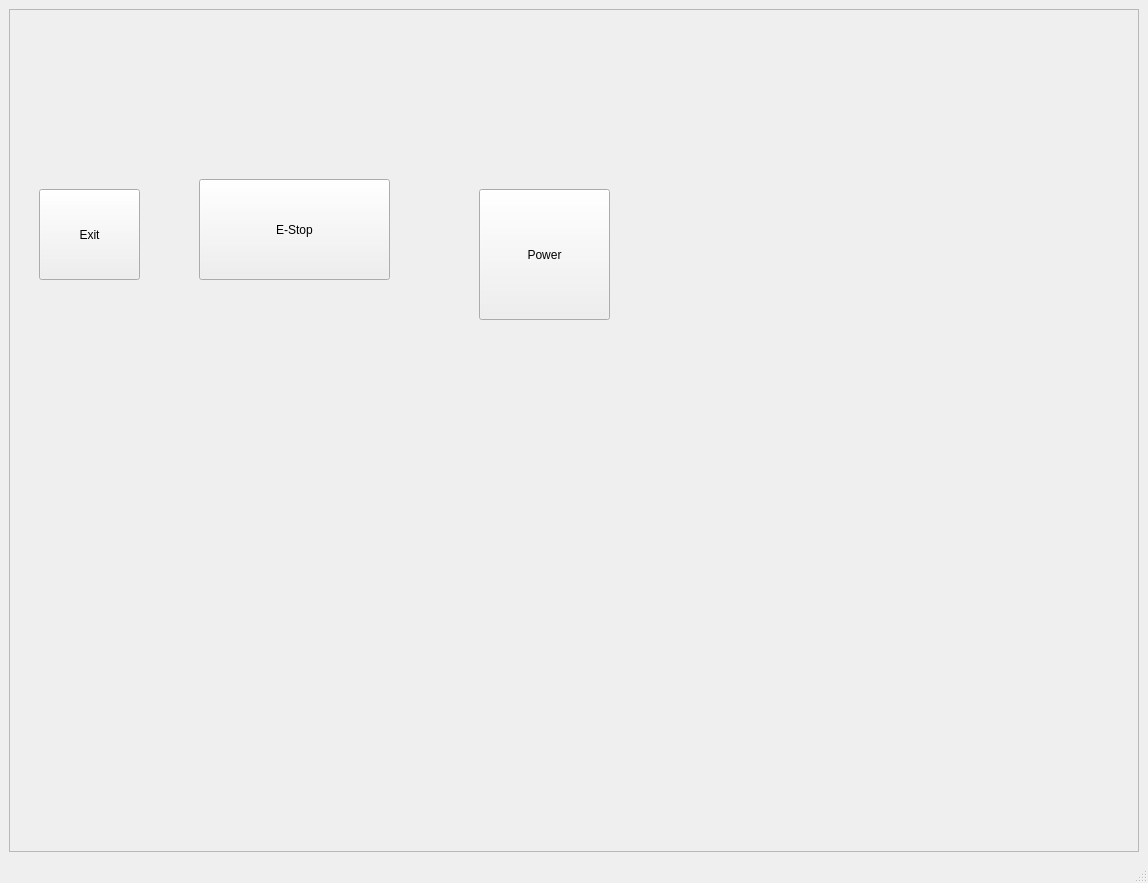
Old version of the form cnm/ui/mainwindow.ui in the repository controlnumerico/cnm.
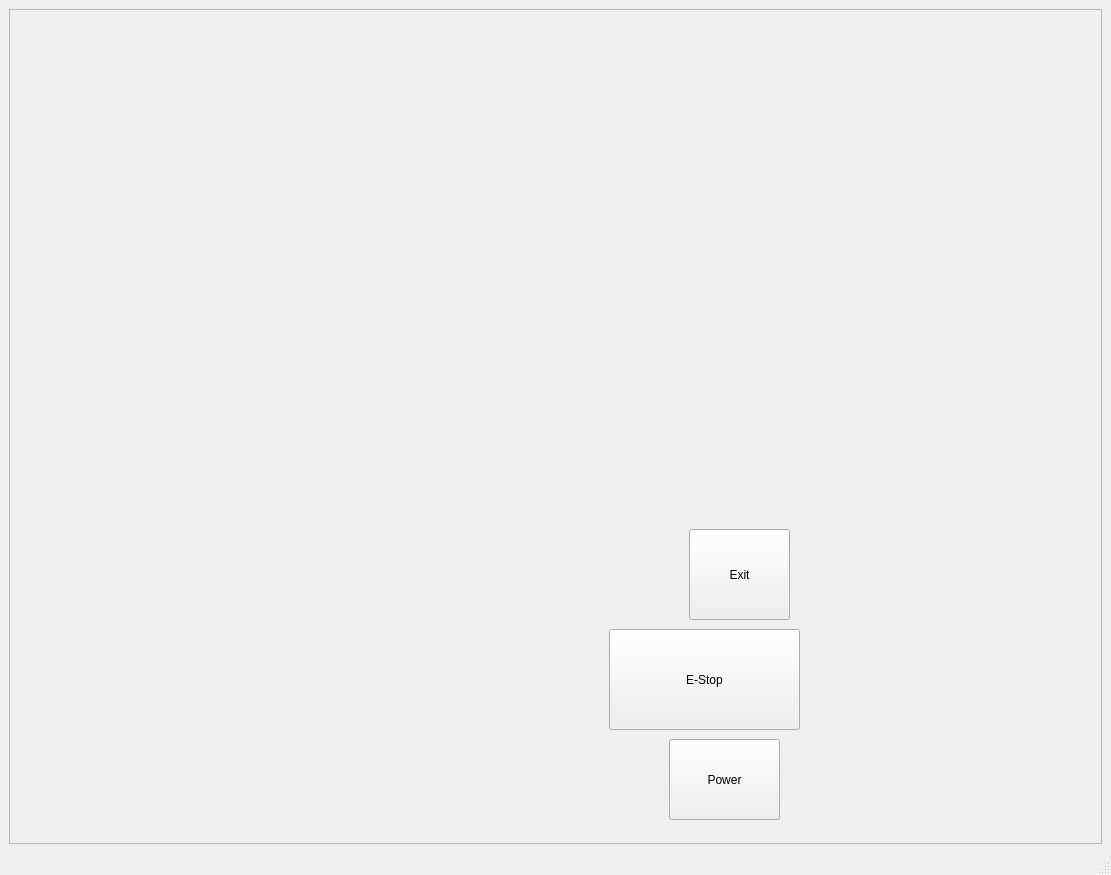
New version of the form. Icons and pictures are not drawn. Custom widgets are drawn as their Qt base class.

```diff
--- a/cnm/ui/mainwindow.ui
+++ b/cnm/ui/mainwindow.ui
@@ -6,8 +6,8 @@
    <rect>
     <x>0</x>
     <y>0</y>
-    <width>1148</width>
-    <height>883</height>
+    <width>1111</width>
+    <height>875</height>
    </rect>
   </property>
   <property name="windowTitle">
@@ -35,11 +35,14 @@
       <property name="frameShadow">
        <enum>QFrame::Raised</enum>
       </property>
+      <property name="lineWidth">
+       <number>0</number>
+      </property>
       <widget class="QPushButton" name="exitAppBtn">
        <property name="geometry">
         <rect>
-         <x>30</x>
-         <y>180</y>
+         <x>680</x>
+         <y>520</y>
          <width>101</width>
          <height>91</height>
         </rect>
@@ -51,8 +54,8 @@
       <widget class="ActionButton" name="actionbutton_2">
        <property name="geometry">
         <rect>
-         <x>190</x>
-         <y>170</y>
+         <x>600</x>
+         <y>620</y>
          <width>191</width>
          <height>101</height>
         </rect>
@@ -70,10 +73,10 @@
       <widget class="ActionButton" name="actionbutton">
        <property name="geometry">
         <rect>
-         <x>470</x>
-         <y>180</y>
-         <width>131</width>
-         <height>131</height>
+         <x>660</x>
+         <y>730</y>
+         <width>111</width>
+         <height>81</height>
         </rect>
        </property>
        <property name="text">
```
Left out of the diff: 5 changed lines with no effect on the pictures.
